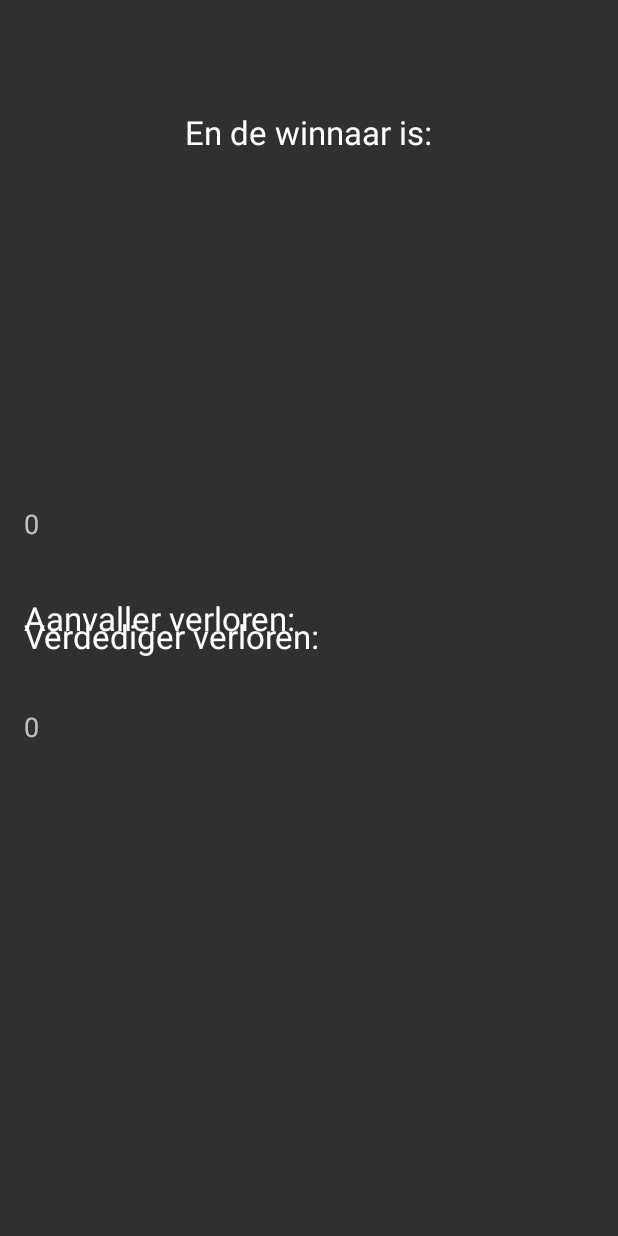
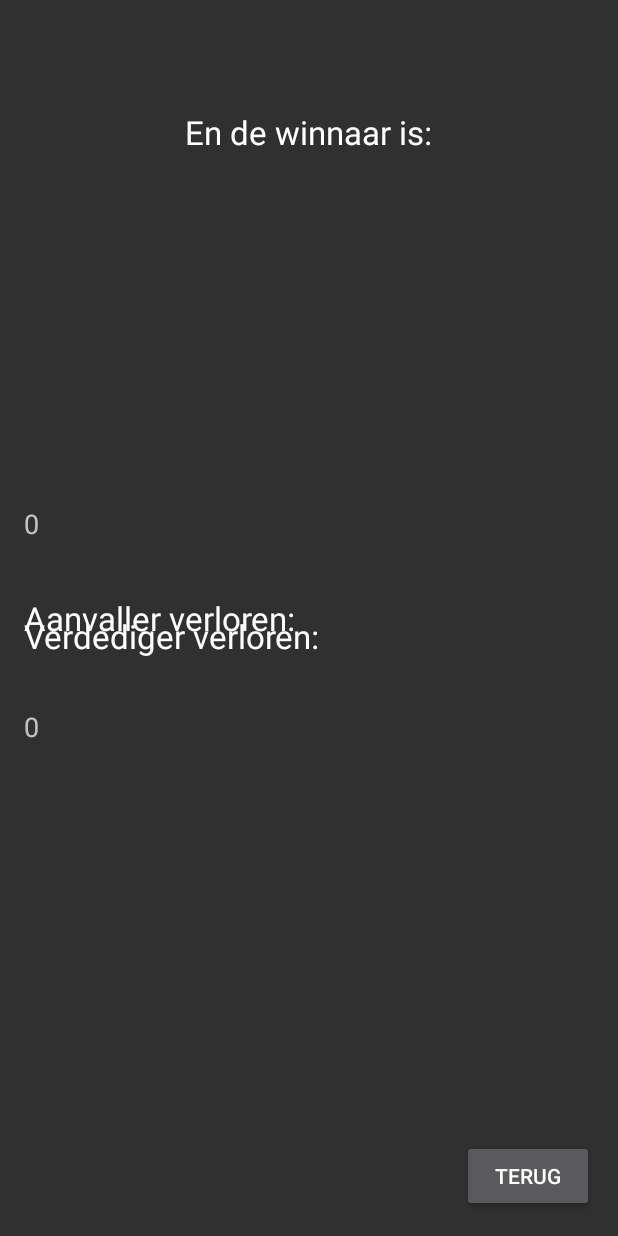
Before and after one commit to henricozondag/RiskElite, an Android app: the MoveActionResult screen opened directly, with no data from a screen before it, on a phone screen of 412 x 824 dp. Run offline under Robolectric (Android 15) with nearby library versions, the phone set to English and light mode, and no system bars; 3 statements that could not run were skipped.

Commit message:
knopje gemaakt in resultscherm.

```diff
--- a/app/src/main/java/mamahetogames/riskelite/MoveActionResult.java
+++ b/app/src/main/java/mamahetogames/riskelite/MoveActionResult.java
@@ -1,14 +1,18 @@
 package mamahetogames.riskelite;
 
+import android.content.Intent;
 import android.support.v7.app.AppCompatActivity;
 import android.os.Bundle;
+import android.view.View;
+import android.widget.Button;
 import android.widget.TextView;
 
-public class MoveActionResult extends AppCompatActivity {
+public class MoveActionResult extends AppCompatActivity implements View.OnClickListener{
 
     String winnaar;
     TextView textViewWinnaar, textViewLostA, textViewLostD;
     int totalLostA, totalLostD;
+    Button buttonMovePhase2;
 
     @Override
     protected void onCreate(Bundle savedInstanceState) {
@@ -28,5 +32,20 @@ public class MoveActionResult extends AppCompatActivity {
         textViewWinnaar.setText(winnaar);
         textViewLostA.setText(Integer.toString(totalLostA));
         textViewLostD.setText(Integer.toString(totalLostD));
+
+        buttonMovePhase2 = (Button) findViewById(R.id.buttonBackMovePhase2);
+        buttonMovePhase2.setOnClickListener(this);
+
+    }
+
+    @Override
+    public void onClick(View v) {
+        Intent i;
+        switch (v.getId()) {
+            case R.id.buttonBackMovePhase2:
+                i = new Intent(this, MovePhase2.class);
+                startActivity(i);
+                break;
+        }
     }
 }
--- a/app/src/main/res/layout/activity_move_action_result.xml
+++ b/app/src/main/res/layout/activity_move_action_result.xml
@@ -68,4 +68,12 @@
         android:layout_alignParentStart="true"
         android:layout_marginTop="33dp" />
 
+    <Button
+        android:layout_width="wrap_content"
+        android:layout_height="wrap_content"
+        android:text="Terug"
+        android:id="@+id/buttonBackMovePhase2"
+        android:layout_alignParentBottom="true"
+        android:layout_alignParentEnd="true" />
+
 </RelativeLayout>
```
